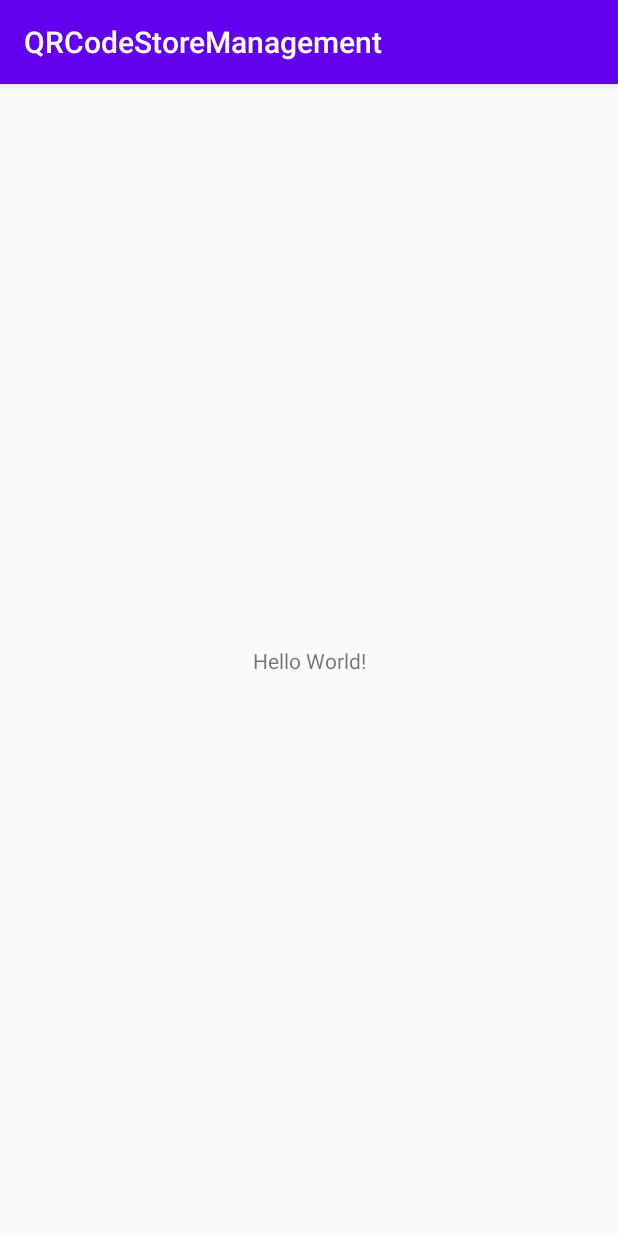
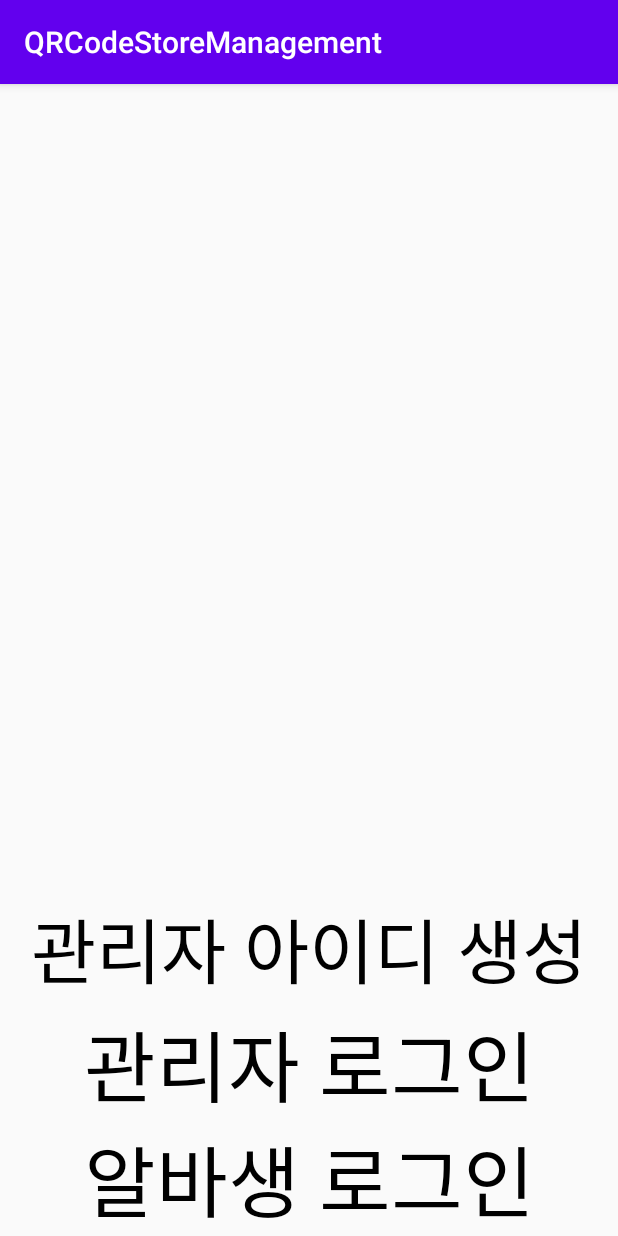
Before and after one commit to tt0410tt/QRCodeStoreManagement, an Android app: the screen it shows after launch (MainActivity), on a phone screen of 412 x 824 dp. Run offline under Robolectric (Android 15) with nearby library versions, the phone set to English and light mode, and no system bars.

Commit message:
관리자 아이디생성 액티비티 생성

```diff
--- a/QRCodeStoreManagement/app/src/main/AndroidManifest.xml
+++ b/QRCodeStoreManagement/app/src/main/AndroidManifest.xml
@@ -9,14 +9,16 @@
         android:roundIcon="@mipmap/ic_launcher_round"
         android:supportsRtl="true"
         android:theme="@style/AppTheme">
-        <activity android:name=".activity_Splash"></activity>
-        <activity android:name=".MainActivity">
+        <activity android:name=".activity_Create_Manager"></activity>
+        <activity android:name=".activity_Splash" >
             <intent-filter>
                 <action android:name="android.intent.action.MAIN" />
 
                 <category android:name="android.intent.category.LAUNCHER" />
             </intent-filter>
         </activity>
+        <activity android:name=".MainActivity">
+        </activity>
     </application>
 
 </manifest>
--- a/QRCodeStoreManagement/app/src/main/java/com/main/qrcodestoremanagement/MainActivity.java
+++ b/QRCodeStoreManagement/app/src/main/java/com/main/qrcodestoremanagement/MainActivity.java
@@ -2,13 +2,30 @@ package com.main.qrcodestoremanagement;
 
 import androidx.appcompat.app.AppCompatActivity;
 
+import android.content.Intent;
 import android.os.Bundle;
+import android.view.View;
+import android.widget.TextView;
 
-public class MainActivity extends AppCompatActivity {
+public class MainActivity extends AppCompatActivity implements View.OnClickListener {
+
+    TextView main_Create_Manager;
 
     @Override
     protected void onCreate(Bundle savedInstanceState) {
         super.onCreate(savedInstanceState);
         setContentView(R.layout.activity_main);
+        main_Create_Manager = (TextView) findViewById(R.id.main_Create_Manager);
+        main_Create_Manager.setOnClickListener(this);
+    }
+
+    @Override
+    public void onClick(View v) {
+        Intent intent;
+        switch (v.getId()) {
+            case R.id.main_Create_Manager:
+                intent=new Intent(this,activity_Create_Manager.class);
+                startActivity(intent);
+        }
     }
 }
--- a/QRCodeStoreManagement/app/src/main/java/com/main/qrcodestoremanagement/activity_Splash.java
+++ b/QRCodeStoreManagement/app/src/main/java/com/main/qrcodestoremanagement/activity_Splash.java
@@ -1,8 +1,13 @@
+
 package com.main.qrcodestoremanagement;
 
+import androidx.appcompat.app.AppCompatActivity;
+
+import android.content.Intent;
 import android.os.Bundle;
-
-import androidx.appcompat.app.AppCompatActivity;
+import android.util.Log;
+import android.view.View;
+import android.view.WindowManager;
 
 public class activity_Splash extends AppCompatActivity {
 
@@ -10,5 +15,41 @@ public class activity_Splash extends AppCompatActivity {
     protected void onCreate(Bundle savedInstanceState) {
         super.onCreate(savedInstanceState);
         setContentView(R.layout.activity__splash);
+
+        getWindow().addFlags(WindowManager.LayoutParams.FLAG_KEEP_SCREEN_ON);//화면 항상켜짐
+
+        getWindow().setFlags(WindowManager.LayoutParams.FLAG_FULLSCREEN,
+                WindowManager.LayoutParams.FLAG_FULLSCREEN);
+        int uiOptions = getWindow().getDecorView().getSystemUiVisibility();
+        int newUiOptions = uiOptions;
+        boolean isImmersiveModeEnabled = ((uiOptions | View.SYSTEM_UI_FLAG_IMMERSIVE_STICKY) == uiOptions);
+        if (isImmersiveModeEnabled) {
+            Log.i("Is on?", "Turning immersive mode mode off. ");
+        } else {
+            Log.i("Is on?", "Turning immersive mode mode on.");
+        }
+        newUiOptions ^= View.SYSTEM_UI_FLAG_HIDE_NAVIGATION;
+        newUiOptions ^= View.SYSTEM_UI_FLAG_FULLSCREEN;
+        newUiOptions ^= View.SYSTEM_UI_FLAG_IMMERSIVE_STICKY;
+        getWindow().getDecorView().setSystemUiVisibility(newUiOptions);
+
+        Thread thread = new Thread(new Runnable() {
+            @Override
+            public void run(){
+                try
+                {
+                    Thread.sleep(2000);
+                }
+                catch (Exception e)
+                {
+
+                }
+                Intent intent = new Intent(activity_Splash.this, MainActivity.class);
+                intent.putExtra("state", "launch");
+                startActivity(intent);
+                finish();
+            }
+        });
+        thread.start();
     }
 }
--- a/QRCodeStoreManagement/app/src/main/res/layout/activity_main.xml
+++ b/QRCodeStoreManagement/app/src/main/res/layout/activity_main.xml
@@ -6,13 +6,55 @@
     android:layout_height="match_parent"
     tools:context=".MainActivity">
 
-    <TextView
-        android:layout_width="wrap_content"
-        android:layout_height="wrap_content"
-        android:text="Hello World!"
-        app:layout_constraintBottom_toBottomOf="parent"
+    <androidx.appcompat.widget.AppCompatTextView
+        android:id="@+id/main_Create_Manager"
+        android:layout_width="0dp"
+        android:layout_height="0dp"
+        android:gravity="center"
+        android:text="관리자 아이디 생성"
+        android:textColor="#000000"
+        app:autoSizeTextType="uniform"
+        app:layout_constraintTop_toTopOf="parent"
+        app:layout_constraintBottom_toTopOf="@+id/main_Manager"
         app:layout_constraintLeft_toLeftOf="parent"
         app:layout_constraintRight_toRightOf="parent"
-        app:layout_constraintTop_toTopOf="parent" />
+        app:layout_constraintHorizontal_bias="0.5"
+        app:layout_constraintVertical_bias="1.0"
+        app:layout_constraintHeight_percent="0.1"
+        app:layout_constraintWidth_percent="0.9"/>
 
+    <androidx.appcompat.widget.AppCompatTextView
+        android:layout_width="0dp"
+        android:layout_height="0dp"
+        android:id="@+id/main_Manager"
+        app:layout_constraintBottom_toTopOf="@id/main_Part_Time_Job"
+        app:layout_constraintTop_toTopOf="parent"
+        app:layout_constraintLeft_toLeftOf="parent"
+        app:layout_constraintRight_toRightOf="parent"
+        app:layout_constraintHorizontal_bias="0.5"
+        app:layout_constraintVertical_bias="1.0"
+        app:layout_constraintHeight_percent="0.1"
+        app:layout_constraintWidth_percent="0.9"
+        android:gravity="center"
+        app:autoSizeTextType="uniform"
+        android:text="관리자 로그인"
+        android:textColor="#000000"
+        />
+    <androidx.appcompat.widget.AppCompatTextView
+        android:layout_width="0dp"
+        android:layout_height="0dp"
+        android:id="@+id/main_Part_Time_Job"
+        app:layout_constraintBottom_toBottomOf="parent"
+        app:layout_constraintTop_toTopOf="parent"
+        app:layout_constraintLeft_toLeftOf="parent"
+        app:layout_constraintRight_toRightOf="parent"
+        app:layout_constraintHorizontal_bias="0.5"
+        app:layout_constraintVertical_bias="1.0"
+        app:layout_constraintHeight_percent="0.1"
+        app:layout_constraintWidth_percent="0.9"
+        android:gravity="center"
+        app:autoSizeTextType="uniform"
+        android:text="알바생 로그인"
+        android:textColor="#000000"
+        />
 </androidx.constraintlayout.widget.ConstraintLayout>
```
Also changed, not shown: QRCodeStoreManagement/app/src/main/java/com/main/qrcodestoremanagement/activity_Create_Manager.java (added, +14 -0 lines), QRCodeStoreManagement/app/src/main/res/layout/activity__create__manager.xml (added, +11 -0 lines), QRCodeStoreManagement/app/src/main/res/layout/activity__splash.xml (+22 -3 lines).
